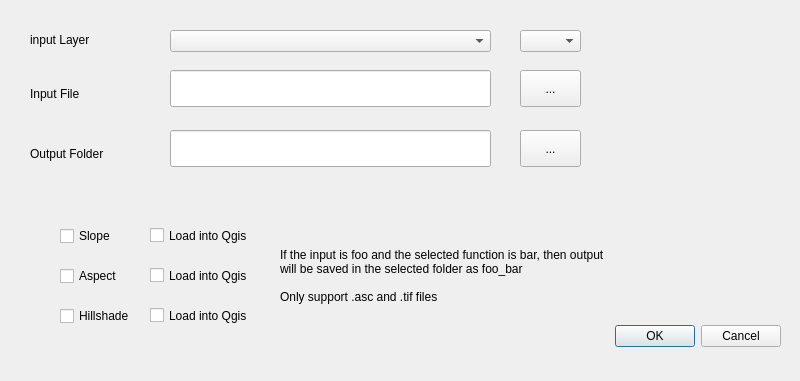
Qt form CUDARaster/cudaRaster_dialog_base.ui (aFuerst/PyCUDA-Raster) before a commit.
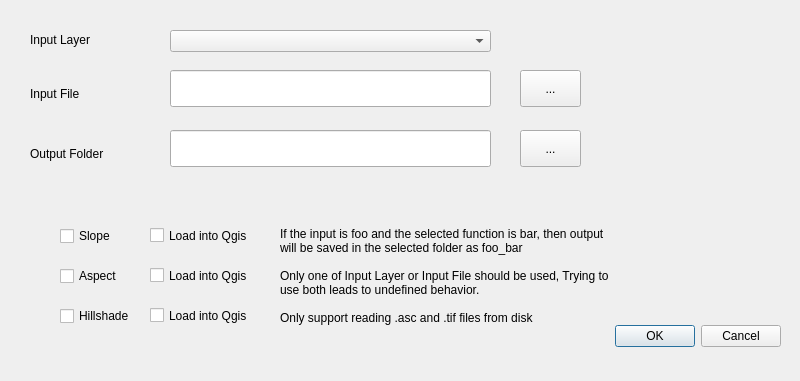
The same form after that commit.

Commit message: Updated UI since we no longe output ascii files

```diff
--- a/CUDARaster/cudaRaster_dialog_base.ui
+++ b/CUDARaster/cudaRaster_dialog_base.ui
@@ -126,7 +126,9 @@
    <property name="text">
     <string>If the input is foo and the selected function is bar, then output will be saved in the selected folder as foo_bar
 
-Only support .asc and .tif files</string>
+Only one of Input Layer or Input File should be used, Trying to use both leads to undefined behavior.
+
+Only support reading .asc and .tif files from disk</string>
    </property>
    <property name="wordWrap">
     <bool>true</bool>
@@ -168,16 +170,6 @@
     </rect>
    </property>
   </widget>
-  <widget class="QComboBox" name="output_file_type_box">
-   <property name="geometry">
-    <rect>
-     <x>520</x>
-     <y>30</y>
-     <width>61</width>
-     <height>22</height>
-    </rect>
-   </property>
-  </widget>
   <widget class="QLabel" name="label_4">
    <property name="geometry">
     <rect>
@@ -188,7 +180,7 @@
     </rect>
    </property>
    <property name="text">
-    <string>input Layer</string>
+    <string>Input Layer</string>
    </property>
   </widget>
   <widget class="QCheckBox" name="qgis_slope_check">
```
The commit also changes 3 other files.
